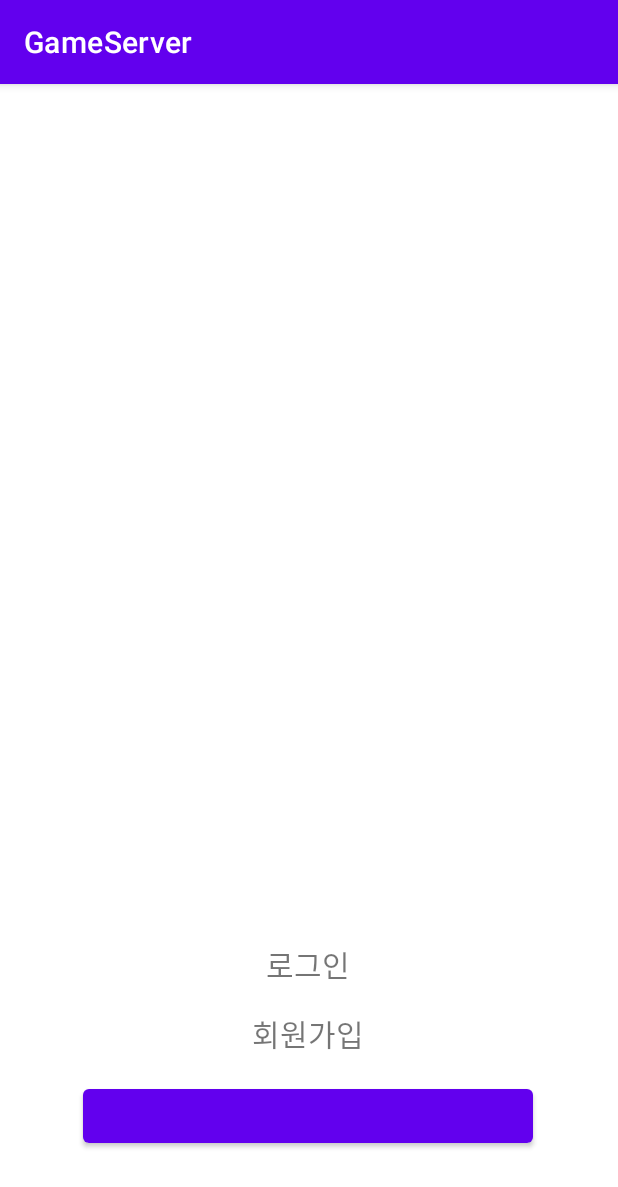
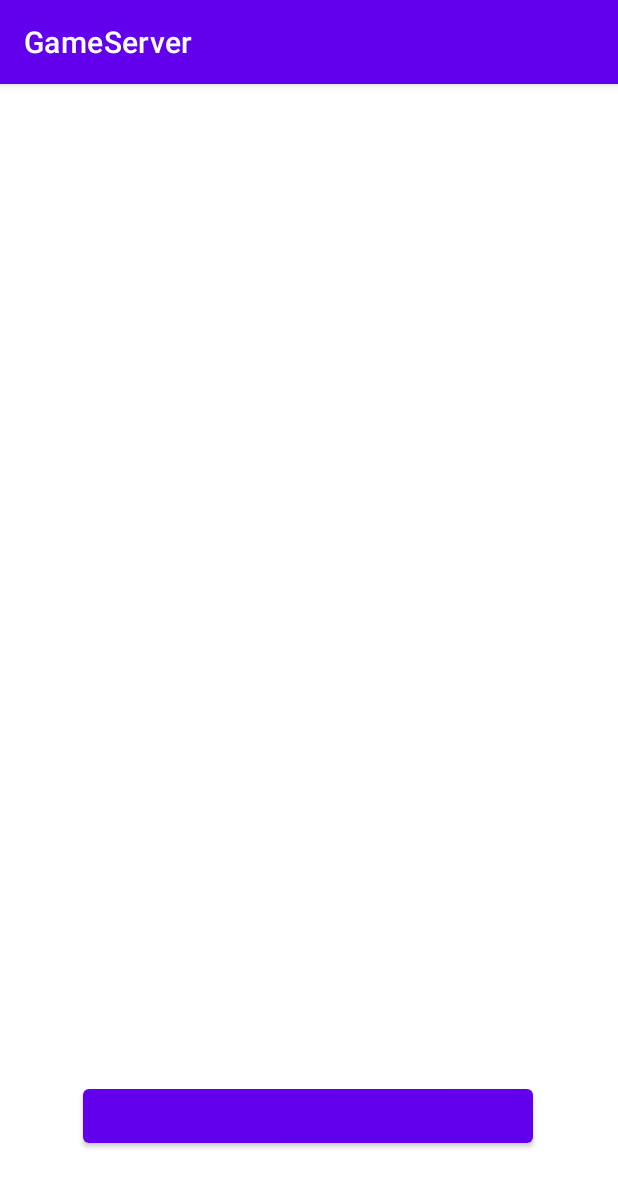
Before and after one commit to PLJE/GameServer, an Android app: the screen it shows after launch (MainActivity), on a phone screen of 412 x 824 dp. Shown: the top 1187 px of the screen. Run offline under Robolectric (Android 15) with nearby library versions, the phone set to English and light mode, and no system bars; libraries missing offline, so code that uses them is left out: com.kakao.auth, com.kakao.network, com.kakao.usermgmt, com.kakao.util; plain views replace LoginButton; 4 statements that could not run were skipped.

Commit message:
순위추가

```diff
--- a/app/src/main/java/com/example/gameserver/GameMainActivity.java
+++ b/app/src/main/java/com/example/gameserver/GameMainActivity.java
@@ -10,6 +10,7 @@ import android.view.View;
 import android.view.WindowManager;
 import android.widget.ImageView;
 import android.widget.TextView;
+import android.widget.Toast;
 
 import java.util.HashMap;
 
@@ -22,7 +23,6 @@ import retrofit2.converter.gson.GsonConverterFactory;
 public class GameMainActivity extends AppCompatActivity {
 
     private boolean isMute;
-
 
     @Override
     protected void onCreate(Bundle savedInstanceState) {
@@ -71,6 +71,5 @@ public class GameMainActivity extends AppCompatActivity {
 
             }
         });
-
     }
 }
--- a/app/src/main/java/com/example/gameserver/GameView.java
+++ b/app/src/main/java/com/example/gameserver/GameView.java
@@ -342,4 +342,7 @@ public class GameView extends SurfaceView implements Runnable{
         bullets.add(bullet);
 
     }
+    public Boolean IsOver(){
+        return isGameOver;
+    }
 }
--- a/app/src/main/java/com/example/gameserver/RetrofitInterface.java
+++ b/app/src/main/java/com/example/gameserver/RetrofitInterface.java
@@ -24,4 +24,7 @@ public interface RetrofitInterface {
 
     @GET("/user/rankrequest")
     Call <List<Rank>> executerank();
+
+    @POST("/user/getBestScore")
+    Call <BestScore> getBestScore (@Body HashMap<String, String> map);
 }
--- a/app/src/main/res/layout/activity_main.xml
+++ b/app/src/main/res/layout/activity_main.xml
@@ -17,29 +17,29 @@
         app:layout_constraintHorizontal_bias="0.495"
         app:layout_constraintStart_toStartOf="parent" />
 
-    <TextView
-        android:id="@+id/tv_login"
-        android:layout_width="wrap_content"
-        android:layout_height="wrap_content"
-        android:layout_marginBottom="16dp"
-        android:gravity="center"
-        android:text="로그인"
-        android:textSize="20sp"
-        app:layout_constraintBottom_toTopOf="@+id/tv_signup"
-        app:layout_constraintEnd_toEndOf="@+id/tv_signup"
-        app:layout_constraintStart_toStartOf="@+id/tv_signup" />
+<!--    <TextView-->
+<!--        android:id="@+id/tv_login"-->
+<!--        android:layout_width="wrap_content"-->
+<!--        android:layout_height="wrap_content"-->
+<!--        android:layout_marginBottom="16dp"-->
+<!--        android:gravity="center"-->
+<!--        android:text="로그인"-->
+<!--        android:textSize="20sp"-->
+<!--        app:layout_constraintBottom_toTopOf="@+id/tv_signup"-->
+<!--        app:layout_constraintEnd_toEndOf="@+id/tv_signup"-->
+<!--        app:layout_constraintStart_toStartOf="@+id/tv_signup" />-->
 
-    <TextView
-        android:id="@+id/tv_signup"
-        android:layout_width="wrap_content"
-        android:layout_height="wrap_content"
-        android:layout_marginBottom="16dp"
-        android:gravity="center"
-        android:text="회원가입"
-        android:textSize="20sp"
-        app:layout_constraintBottom_toTopOf="@+id/btn_login"
-        app:layout_constraintEnd_toEndOf="@+id/btn_login"
-        app:layout_constraintStart_toStartOf="@+id/btn_login" />
+<!--    <TextView-->
+<!--        android:id="@+id/tv_signup"-->
+<!--        android:layout_width="wrap_content"-->
+<!--        android:layout_height="wrap_content"-->
+<!--        android:layout_marginBottom="16dp"-->
+<!--        android:gravity="center"-->
+<!--        android:text="회원가입"-->
+<!--        android:textSize="20sp"-->
+<!--        app:layout_constraintBottom_toTopOf="@+id/btn_login"-->
+<!--        app:layout_constraintEnd_toEndOf="@+id/btn_login"-->
+<!--        app:layout_constraintStart_toStartOf="@+id/btn_login" />-->
 
 
 </androidx.constraintlayout.widget.ConstraintLayout>
```
Also changed, not shown: app/src/main/java/com/example/gameserver/BestScore.java (added, +14 -0 lines), app/src/main/java/com/example/gameserver/GameActivity.java (+5 -2 lines), app/src/main/java/com/example/gameserver/MainActivity.java (+102 -102 lines), app/src/main/java/com/example/gameserver/MyActivity.java (+43 -8 lines), app/src/main/java/com/example/gameserver/MyRecyclerAdapter.java (+10 -15 lines), app/src/main/res/layout/activity_game.xml (+1 -10 lines), app/src/main/res/layout/activity_my.xml (+13 -2 lines), app/src/main/res/layout/item_list.xml (+16 -3 lines).
